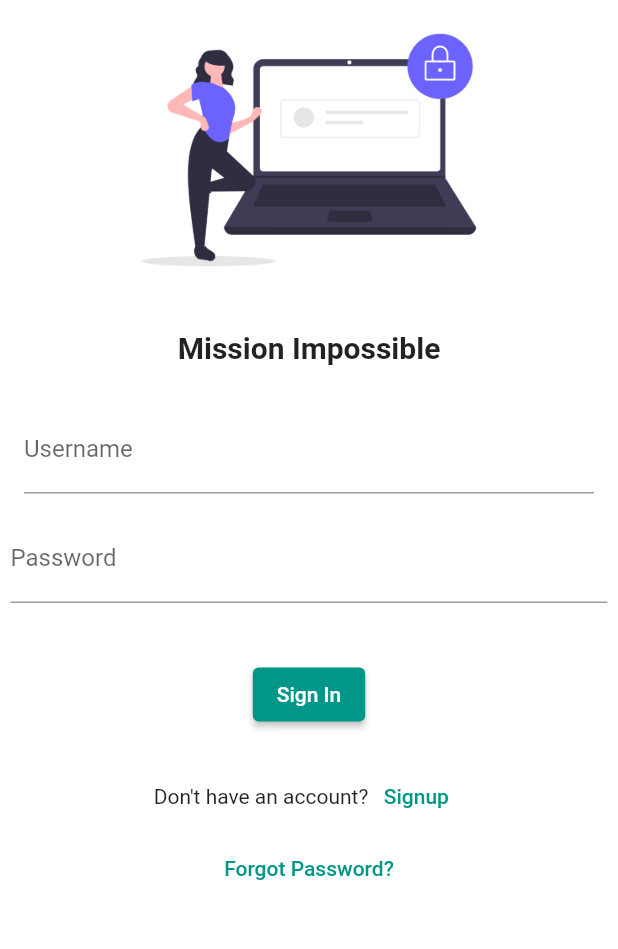
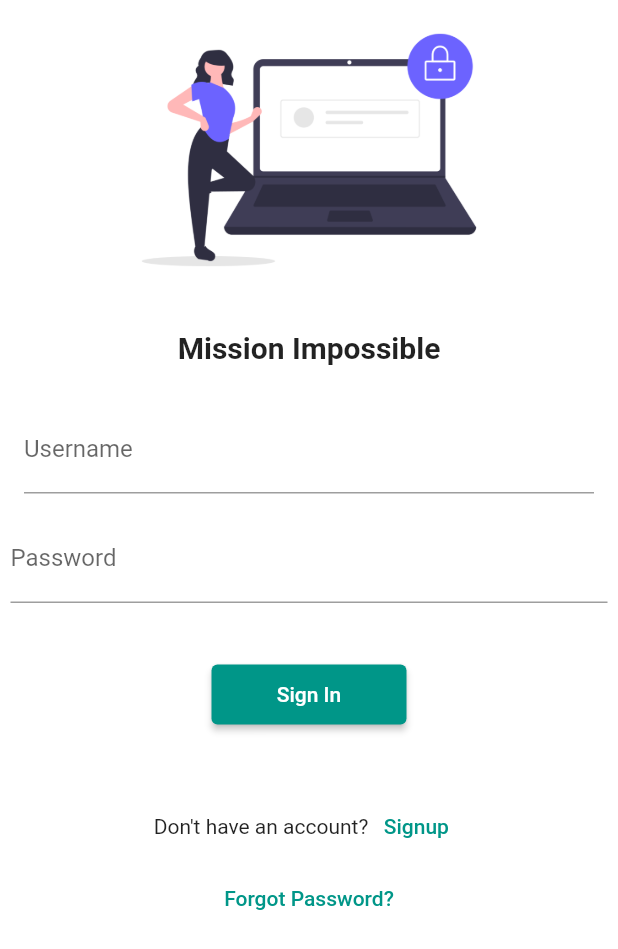
Before and after one commit to Intizar14/my_flutter, a Flutter app: the Login screen opened directly, on a phone screen of 412 x 824 dp. Shown: the top 949 px of the screen. Run offline on Flutter 3.47's test engine with Material 2 defaults, Android fonts, the phone set to English and light mode, and no system bars.

Commit message:
Day 5 Completed

```diff
--- a/lib/pages/log_in.dart
+++ b/lib/pages/log_in.dart
@@ -1,4 +1,6 @@
 import 'package:flutter/material.dart';
+
+import '../utils/routes.dart';
 
 class Login extends StatelessWidget {
   const Login({super.key});
@@ -55,12 +57,14 @@ class Login extends StatelessWidget {
               height: 30.0,
             ),
             ElevatedButton(
-              onPressed: () {},
-              style: TextButton.styleFrom(),
+              onPressed: () {
+                Navigator.pushNamed(context, MyRoute.homeRoute);
+              },
+              style: TextButton.styleFrom(minimumSize: const Size(130, 40)),
               child: const Text("Sign In"),
             ),
             const SizedBox(
-              height: 20.0,
+              height: 40.0,
             ),
             Row(
               mainAxisAlignment: MainAxisAlignment.center,
--- /dev/null
+++ b/lib/utils/routes.dart
@@ -0,0 +1,4 @@
+class MyRoute {
+  static String loginRoute = "/";
+  static String homeRoute = "/home";
+}
```
Also changed, not shown: lib/main.dart (+5 -3 lines).
